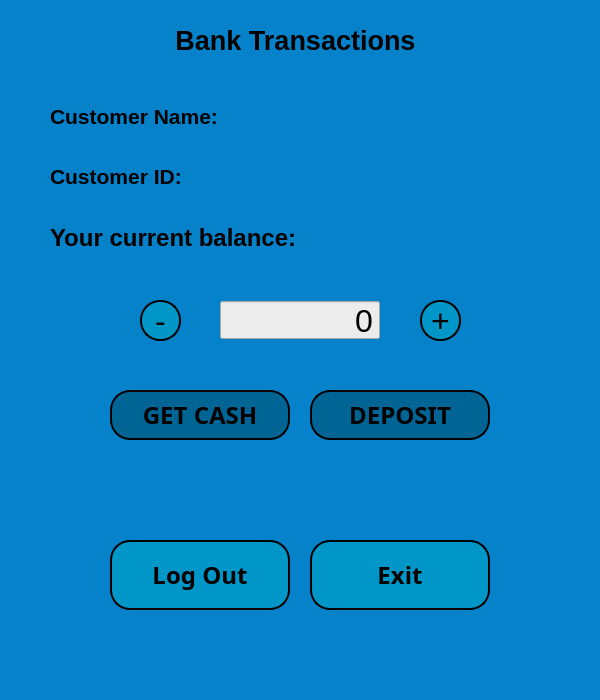
First picture: the form in customer_main_window.ui, repository melikkekaya/BankingApp_SQL, before the edit.
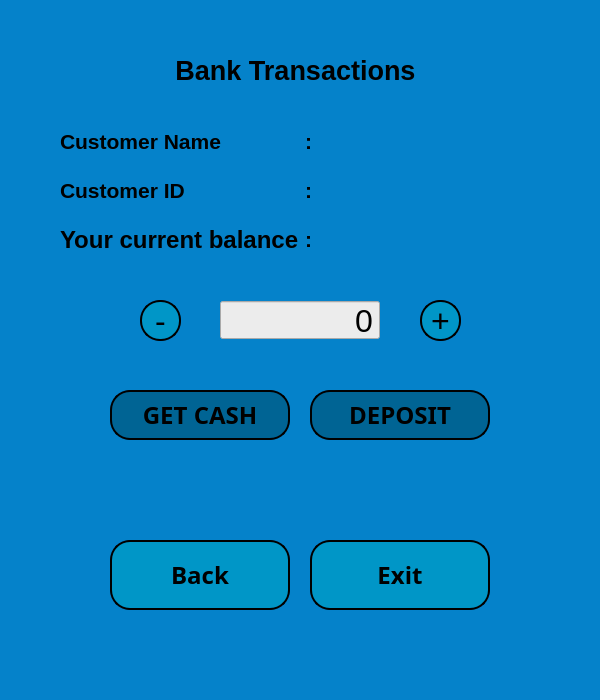
Second picture: the form after the edit.

Commit message: back_exit_qt_update

Diff of the .ui file:
```diff
--- a/customer_main_window.ui
+++ b/customer_main_window.ui
@@ -45,7 +45,7 @@
     <property name="geometry">
      <rect>
       <x>50</x>
-      <y>10</y>
+      <y>40</y>
       <width>491</width>
       <height>61</height>
      </rect>
@@ -158,7 +158,7 @@
    </string>
     </property>
     <property name="text">
-     <string>Log Out</string>
+     <string>Back</string>
     </property>
    </widget>
    <widget class="QPushButton" name="csmainwdw_btn_exit">
@@ -410,36 +410,18 @@
      <set>Qt::AlignCenter</set>
     </property>
    </widget>
-   <widget class="QLabel" name="csmainwdw_lbl_CSname_show">
+   <widget class="QWidget" name="gridLayoutWidget">
     <property name="geometry">
      <rect>
-      <x>294</x>
-      <y>100</y>
-      <width>228</width>
-      <height>33</height>
+      <x>60</x>
+      <y>120</y>
+      <width>491</width>
+      <height>141</height>
      </rect>
     </property>
-    <property name="font">
-     <font>
-      <family>Arial</family>
-      <pointsize>16</pointsize>
-      <weight>75</weight>
-      <bold>true</bold>
-     </font>
-    </property>
-    <property name="text">
-     <string/>
-    </property>
-   </widget>
+    <layout class="QGridLayout" name="gridLayout">
+     <item row="1" column="2">
    <widget class="QLabel" name="csmainwdw_lbl_CSID_show">
-    <property name="geometry">
-     <rect>
-      <x>294</x>
-      <y>160</y>
-      <width>228</width>
-      <height>33</height>
-     </rect>
-    </property>
     <property name="font">
      <font>
       <family>Arial</family>
@@ -452,36 +434,9 @@
      <string/>
     </property>
    </widget>
-   <widget class="QLabel" name="csmainwdw_lbl_balanceshow">
-    <property name="geometry">
-     <rect>
-      <x>404</x>
-      <y>220</y>
-      <width>180</width>
-      <height>33</height>
-     </rect>
-    </property>
-    <property name="font">
-     <font>
-      <family>Arial</family>
-      <pointsize>16</pointsize>
-      <weight>75</weight>
-      <bold>true</bold>
-     </font>
-    </property>
-    <property name="text">
-     <string/>
-    </property>
-   </widget>
-   <widget class="QLabel" name="csmainwdw_lbl_CSID_heading">
-    <property name="geometry">
-     <rect>
-      <x>50</x>
-      <y>160</y>
-      <width>182</width>
-      <height>33</height>
-     </rect>
-    </property>
+     </item>
+     <item row="2" column="1">
+      <widget class="QLabel" name="punc_2">
     <property name="font">
      <font>
       <family>MS Shell Dlg 2</family>
@@ -491,18 +446,27 @@
      </font>
     </property>
     <property name="text">
-     <string>Customer ID:</string>
-    </property>
-   </widget>
+        <string>:</string>
+       </property>
+      </widget>
+     </item>
+     <item row="0" column="0">
    <widget class="QLabel" name="csmainwdw_lbl_CSname_heading">
-    <property name="geometry">
-     <rect>
-      <x>50</x>
-      <y>100</y>
-      <width>228</width>
-      <height>33</height>
-     </rect>
-    </property>
+       <property name="font">
+        <font>
+         <family>MS Shell Dlg 2</family>
+         <pointsize>16</pointsize>
+         <weight>75</weight>
+         <bold>true</bold>
+        </font>
+       </property>
+       <property name="text">
+        <string>Customer Name</string>
+       </property>
+      </widget>
+     </item>
+     <item row="1" column="0">
+      <widget class="QLabel" name="csmainwdw_lbl_CSID_heading">
     <property name="font">
      <font>
       <family>MS Shell Dlg 2</family>
@@ -512,18 +476,63 @@
      </font>
     </property>
     <property name="text">
-     <string>Customer Name:</string>
-    </property>
-   </widget>
+        <string>Customer ID</string>
+       </property>
+      </widget>
+     </item>
+     <item row="1" column="1">
+      <widget class="QLabel" name="punc">
+       <property name="font">
+        <font>
+         <family>MS Shell Dlg 2</family>
+         <pointsize>16</pointsize>
+         <weight>75</weight>
+         <bold>true</bold>
+        </font>
+       </property>
+       <property name="text">
+        <string>:</string>
+       </property>
+      </widget>
+     </item>
+     <item row="0" column="1">
+      <widget class="QLabel" name="punc_3">
+       <property name="maximumSize">
+        <size>
+         <width>15</width>
+         <height>16777215</height>
+        </size>
+       </property>
+       <property name="font">
+        <font>
+         <family>MS Shell Dlg 2</family>
+         <pointsize>16</pointsize>
+         <weight>75</weight>
+         <bold>true</bold>
+        </font>
+       </property>
+       <property name="text">
+        <string>:</string>
+       </property>
+      </widget>
+     </item>
+     <item row="0" column="2">
+      <widget class="QLabel" name="csmainwdw_lbl_CSname_show">
+       <property name="font">
+        <font>
+         <family>Arial</family>
+         <pointsize>16</pointsize>
+         <weight>75</weight>
+         <bold>true</bold>
+        </font>
+       </property>
+       <property name="text">
+        <string/>
+       </property>
+      </widget>
+     </item>
+     <item row="2" column="0">
    <widget class="QLabel" name="csmainwdw_lbl_balanceheading">
-    <property name="geometry">
-     <rect>
-      <x>50</x>
-      <y>220</y>
-      <width>327</width>
-      <height>36</height>
-     </rect>
-    </property>
     <property name="font">
      <font>
       <family>.AppleSystemUIFont</family>
@@ -533,8 +542,26 @@
      </font>
     </property>
     <property name="text">
-     <string>Your current balance:</string>
-    </property>
+        <string>Your current balance</string>
+       </property>
+      </widget>
+     </item>
+     <item row="2" column="2">
+      <widget class="QLabel" name="csmainwdw_lbl_balanceshow">
+       <property name="font">
+        <font>
+         <family>Arial</family>
+         <pointsize>16</pointsize>
+         <weight>75</weight>
+         <bold>true</bold>
+        </font>
+       </property>
+       <property name="text">
+        <string/>
+       </property>
+      </widget>
+     </item>
+    </layout>
    </widget>
   </widget>
   <widget class="QStatusBar" name="statusbar"/>
```
Lines whose indentation alone changed are shown as unchanged. The commit also changes 9 other files.
